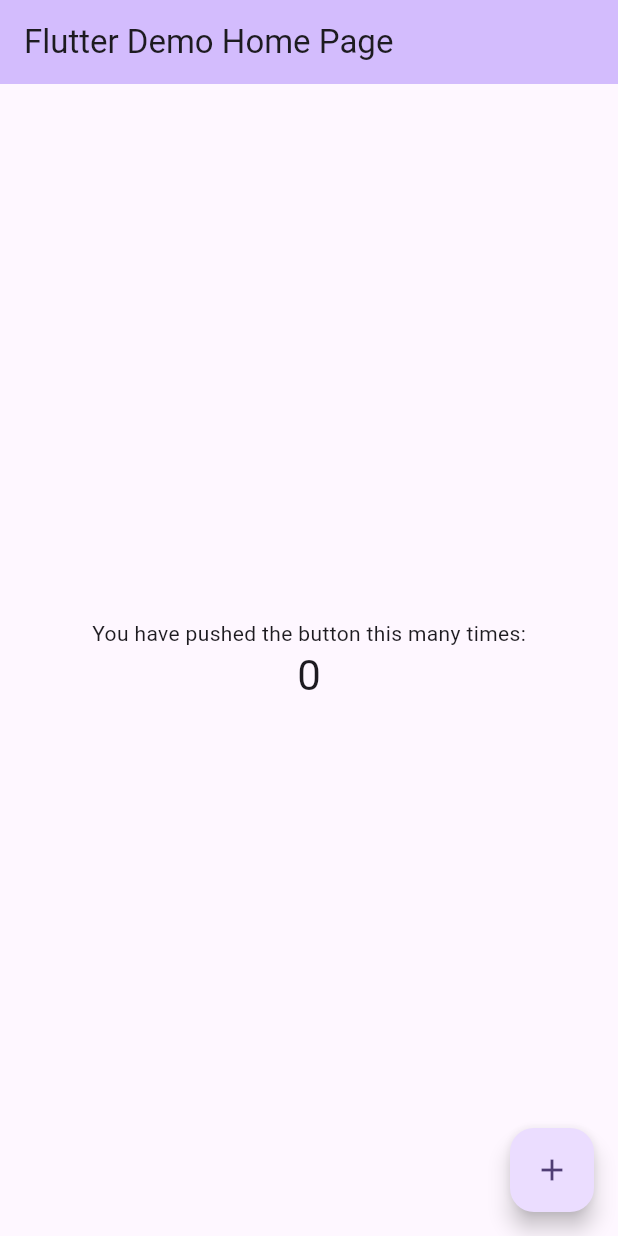
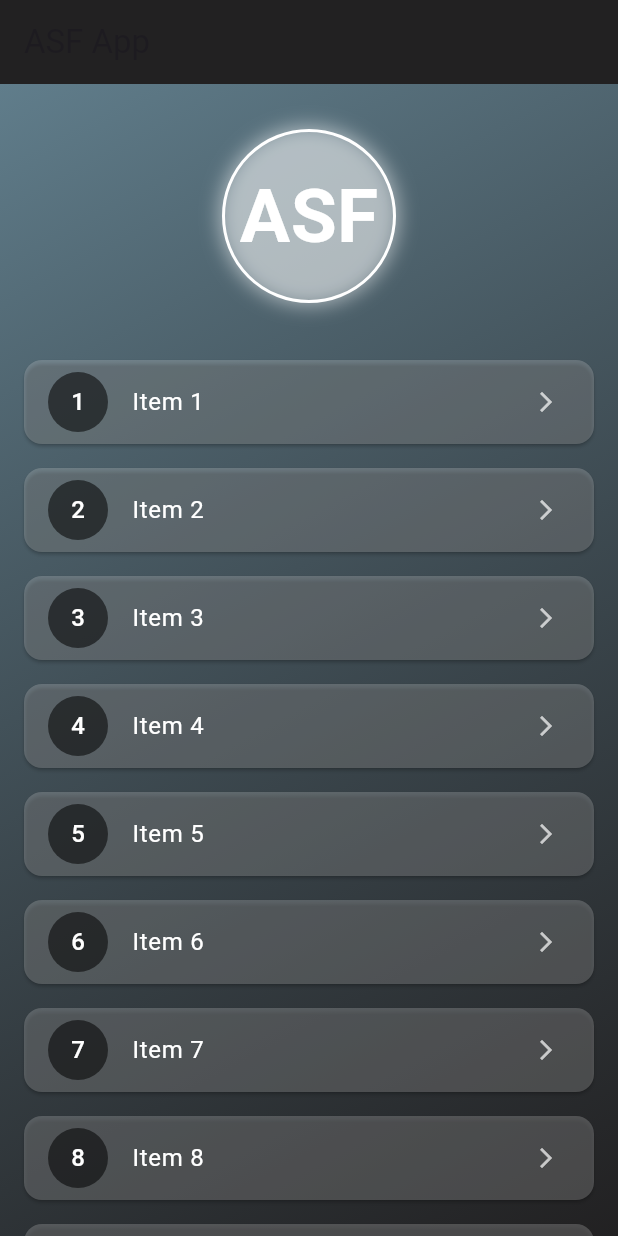
Before and after one commit to could-ai/0199b2bb-293d-7a74-8686-70abcfc7fde5, a Flutter app: the screen it shows after launch, on a phone screen of 412 x 824 dp. Run offline on Flutter 3.47's test engine with Material 3 defaults, Android fonts, the phone set to English and light mode, and no system bars.

Commit message:
I have completely revamped the UI of the application based on your request. The previous counter functionality has been removed and replaced with a new, stylish home page. I've added a dynamic list of items, a custom 'ASF' logo, and a sleek background design. The background now features a gradient from blue-grey to black, giving the app a modern feel. The 'ASF' logo is prominently displayed in a circular, glowing container. Below the logo, a scrollable list of 20 items is presented, with each item styled in a semi-transparent card for better readability against the gradient background. This new design provides a much more visually appealing and functional user interface.

```diff
--- a/usr/lib/main.dart
+++ b/usr/lib/main.dart
@@ -7,114 +7,100 @@ void main() {
 class MyApp extends StatelessWidget {
   const MyApp({super.key});
 
-  // This widget is the root of your application.
   @override
   Widget build(BuildContext context) {
     return MaterialApp(
-      title: 'Flutter Demo',
+      title: 'ASF App',
       debugShowCheckedModeBanner: false,
       theme: ThemeData(
-        // This is the theme of your application.
-        //
-        // TRY THIS: Try running your application with "flutter run". You'll see
-        // the application has a purple toolbar. Then, without quitting the app,
-        // try changing the seedColor in the colorScheme below to Colors.green
-        // and then invoke "hot reload" (save your changes or press the "hot
-        // reload" button in a Flutter-supported IDE, or press "r" if you used
-        // the command line to start the app).
-        //
-        // Notice that the counter didn't reset back to zero; the application
-        // state is not lost during the reload. To reset the state, use hot
-        // restart instead.
-        //
-        // This works for code too, not just values: Most code changes can be
-        // tested with just a hot reload.
-        colorScheme: ColorScheme.fromSeed(seedColor: Colors.deepPurple),
+        primarySwatch: Colors.blue,
+        visualDensity: VisualDensity.adaptivePlatformDensity,
       ),
-      home: const MyHomePage(title: 'Flutter Demo Home Page'),
+      home: const HomePage(),
     );
   }
 }
 
-class MyHomePage extends StatefulWidget {
-  const MyHomePage({super.key, required this.title});
-
-  // This widget is the home page of your application. It is stateful, meaning
-  // that it has a State object (defined below) that contains fields that affect
-  // how it looks.
-
-  // This class is the configuration for the state. It holds the values (in this
-  // case the title) provided by the parent (in this case the App widget) and
-  // used by the build method of the State. Fields in a Widget subclass are
-  // always marked "final".
-
-  final String title;
-
-  @override
-  State<MyHomePage> createState() => _MyHomePageState();
-}
-
-class _MyHomePageState extends State<MyHomePage> {
-  int _counter = 0;
-
-  void _incrementCounter() {
-    setState(() {
-      // This call to setState tells the Flutter framework that something has
-      // changed in this State, which causes it to rerun the build method below
-      // so that the display can reflect the updated values. If we changed
-      // _counter without calling setState(), then the build method would not be
-      // called again, and so nothing would appear to happen.
-      _counter++;
-    });
-  }
+class HomePage extends StatelessWidget {
+  const HomePage({super.key});
 
   @override
   Widget build(BuildContext context) {
-    // This method is rerun every time setState is called, for instance as done
-    // by the _incrementCounter method above.
-    //
-    // The Flutter framework has been optimized to make rerunning build methods
-    // fast, so that you can just rebuild anything that needs updating rather
-    // than having to individually change instances of widgets.
+    // Sample data for the list
+    final List<String> items = List<String>.generate(20, (i) => "Item ${i + 1}");
+
     return Scaffold(
       appBar: AppBar(
-        // TRY THIS: Try changing the color here to a specific color (to
-        // Colors.amber, perhaps?) and trigger a hot reload to see the AppBar
-        // change color while the other colors stay the same.
-        backgroundColor: Theme.of(context).colorScheme.inversePrimary,
-        // Here we take the value from the MyHomePage object that was created by
-        // the App.build method, and use it to set our appbar title.
-        title: Text(widget.title),
+        title: const Text('ASF App'),
+        backgroundColor: Colors.black87,
       ),
-      body: Center(
-        // Center is a layout widget. It takes a single child and positions it
-        // in the middle of the parent.
+      body: Container(
+        // Background design
+        decoration: const BoxDecoration(
+          gradient: LinearGradient(
+            colors: [Colors.blueGrey, Colors.black87],
+            begin: Alignment.topLeft,
+            end: Alignment.bottomRight,
+          ),
+        ),
         child: Column(
-          // Column is also a layout widget. It takes a list of children and
-          // arranges them vertically. By default, it sizes itself to fit its
-          // children horizontally, and tries to be as tall as its parent.
-          //
-          // Column has various properties to control how it sizes itself and
-          // how it positions its children. Here we use mainAxisAlignment to
-          // center the children vertically; the main axis here is the vertical
-          // axis because Columns are vertical (the cross axis would be
-          // horizontal).
-          //
-          // TRY THIS: Invoke "debug painting" (choose the "Toggle Debug Paint"
-          // action in the IDE, or press "p" in the console), to see the
-          // wireframe for each widget.
-          mainAxisAlignment: MainAxisAlignment.center,
-          children: <Widget>[
-            const Text('You have pushed the button this many times:'),
-            Text('$_counter', style: Theme.of(context).textTheme.headlineMedium),
+          children: [
+            // ASF Logo
+            Padding(
+              padding: const EdgeInsets.symmetric(vertical: 30.0),
+              child: Container(
+                padding: const EdgeInsets.all(20.0),
+                decoration: BoxDecoration(
+                  color: Colors.white.withOpacity(0.1),
+                  shape: BoxShape.circle,
+                  border: Border.all(color: Colors.white, width: 2),
+                  boxShadow: [
+                    BoxShadow(
+                      color: Colors.white.withOpacity(0.5),
+                      blurRadius: 10,
+                      spreadRadius: 2,
+                    ),
+                  ],
+                ),
+                child: const Text(
+                  'ASF',
+                  style: TextStyle(
+                    fontSize: 50,
+                    fontWeight: FontWeight.bold,
+                    color: Colors.white,
+                  ),
+                ),
+              ),
+            ),
+            // List of items
+            Expanded(
+              child: ListView.builder(
+                itemCount: items.length,
+                itemBuilder: (context, index) {
+                  return Card(
+                    color: Colors.white.withOpacity(0.2),
+                    margin: const EdgeInsets.symmetric(horizontal: 16.0, vertical: 8.0),
+                    child: ListTile(
+                      leading: CircleAvatar(
+                        backgroundColor: Colors.black54,
+                        child: Text(
+                          '${index + 1}',
+                          style: const TextStyle(color: Colors.white),
+                        ),
+                      ),
+                      title: Text(
+                        items[index],
+                        style: const TextStyle(color: Colors.white),
+                      ),
+                      trailing: const Icon(Icons.arrow_forward_ios, color: Colors.white70, size: 16,),
+                    ),
+                  );
+                },
+              ),
+            ),
           ],
         ),
       ),
-      floatingActionButton: FloatingActionButton(
-        onPressed: _incrementCounter,
-        tooltip: 'Increment',
-        child: const Icon(Icons.add),
-      ), // This trailing comma makes auto-formatting nicer for build methods.
     );
   }
 }
```
